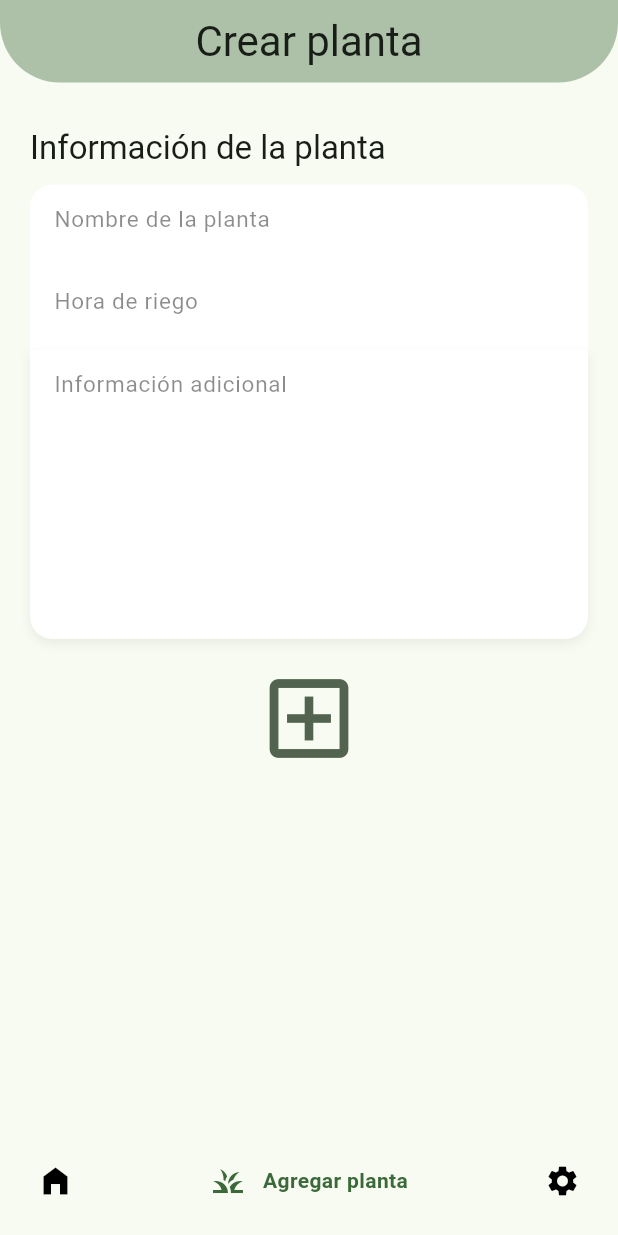
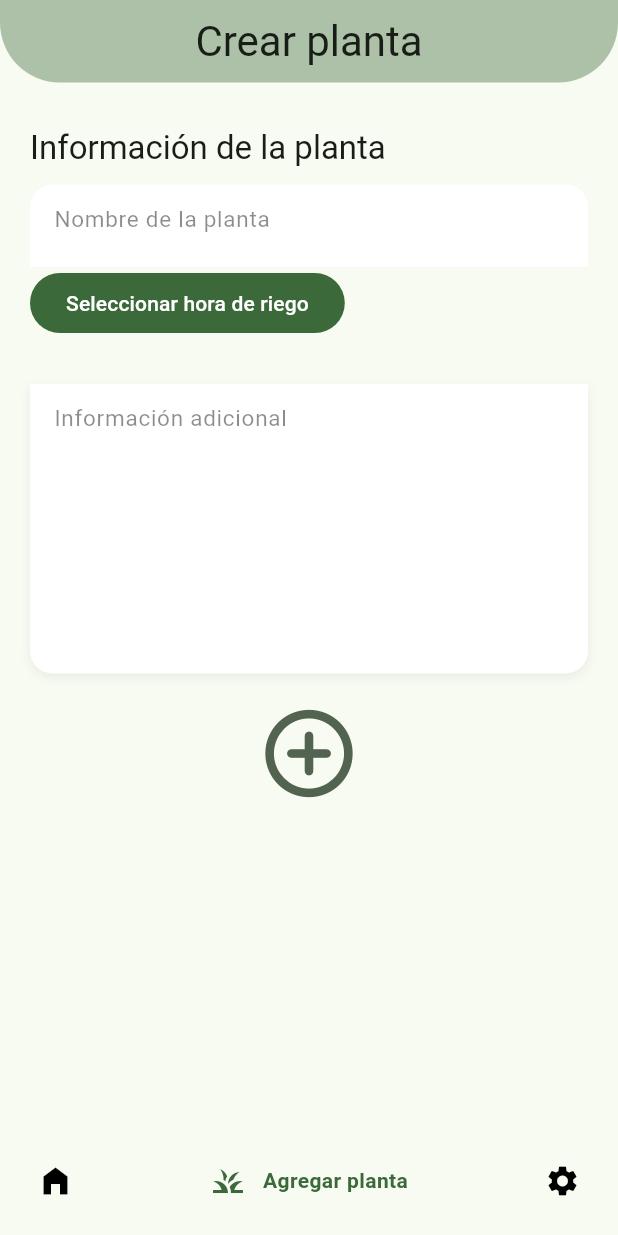
Before and after one commit to Brunox117/plantify_flutter, a Flutter app: the screen it shows after launch, item 2 of the bottom bar chosen, on a phone screen of 412 x 824 dp. Run offline on Flutter 3.47's test engine with Material 2 defaults, Android fonts, the phone set to English and light mode, and no system bars; drawn by our look-alikes of google_nav_bar; our stand-ins replace flutter_colorpicker, flutter_riverpod, formz, go_router, riverpod_annotation; generated files the repository leaves out were written again.

Commit message:
Se creo un timePicker, todo listo para crear una planta con el formulrio

```diff
--- /dev/null
+++ b/lib/domain/entities/plant.dart
@@ -0,0 +1,12 @@
+import 'package:flutter/material.dart';
+
+class Plant {
+  String plantName;
+  HourFormat waterHour;
+  String? description;
+  Plant({
+    required this.plantName,
+    required this.waterHour,
+    this.description = '',
+  });
+}
--- a/lib/presentation/views/home_views/config_view.dart
+++ b/lib/presentation/views/home_views/config_view.dart
@@ -13,7 +13,7 @@ class ConfigView extends ConsumerWidget implements PreferredSizeWidget {
     final isDarkMode = ref.watch(darkModeProvider);
 
     return Scaffold(
-      appBar: CustomAppbar(title: 'Configuración'),
+      appBar: const CustomAppbar(title: 'Configuración'),
       body: ListView(
         physics: const ClampingScrollPhysics(),
         children: [
--- a/lib/presentation/views/home_views/create_plant_view.dart
+++ b/lib/presentation/views/home_views/create_plant_view.dart
@@ -39,17 +39,34 @@ class _PlantForm extends ConsumerWidget {
             const SizedBox(
               height: 10,
             ),
-            CustomFormField(
+            const CustomFormField(
                 isTopField: true,
                 hint: 'Nombre de la planta',
                 hintStyle: TextStyle(
                   color: Colors.black45,
                 )),
-            CustomFormField(
-              hint: 'Hora de riego',
-              hintStyle: TextStyle(color: Colors.black45),
+            //Create a buttom that displays a timepicker
+            FilledButton.tonal(
+            style: ButtonStyle(
+              backgroundColor: MaterialStateProperty.all(colors.primary),
+              foregroundColor: MaterialStateProperty.all(colors.onPrimary),
             ),
-            CustomFormField(
+            onPressed: () async {
+              // Despliega el timePicker
+              final selectedHour = await showTimePicker(
+                context: context,
+                initialTime: TimeOfDay.now(),
+                helpText: 'Selecciona una hora',
+                cancelText: 'Cancelar',
+              );
+              //! AQUI YA DEBERIAMOS TENER LA HORA SELECCIONADA
+            },
+            child: const Text('Seleccionar hora de riego'),
+          ),
+            const SizedBox(
+              height: 30,
+            ),
+            const CustomFormField(
               hint: 'Información adicional',
               isBottomField: true,
               maxLines: 7,
@@ -58,7 +75,7 @@ class _PlantForm extends ConsumerWidget {
             const SizedBox(height: 10,),
             Center(
               child: IconButton(
-                  onPressed: () {}, icon: Icon(Icons.add_box_outlined, size: 70, color: colors.secondary,)),
+                  onPressed: () {}, icon: Icon(Icons.add_circle_outline_rounded, size: 70, color: colors.secondary,)),
             ),
           ],
         ),
```
Also changed, not shown: lib/infrastructure/inputs/plant_inputs.dart (added, +47 -0 lines), 1 other file.
